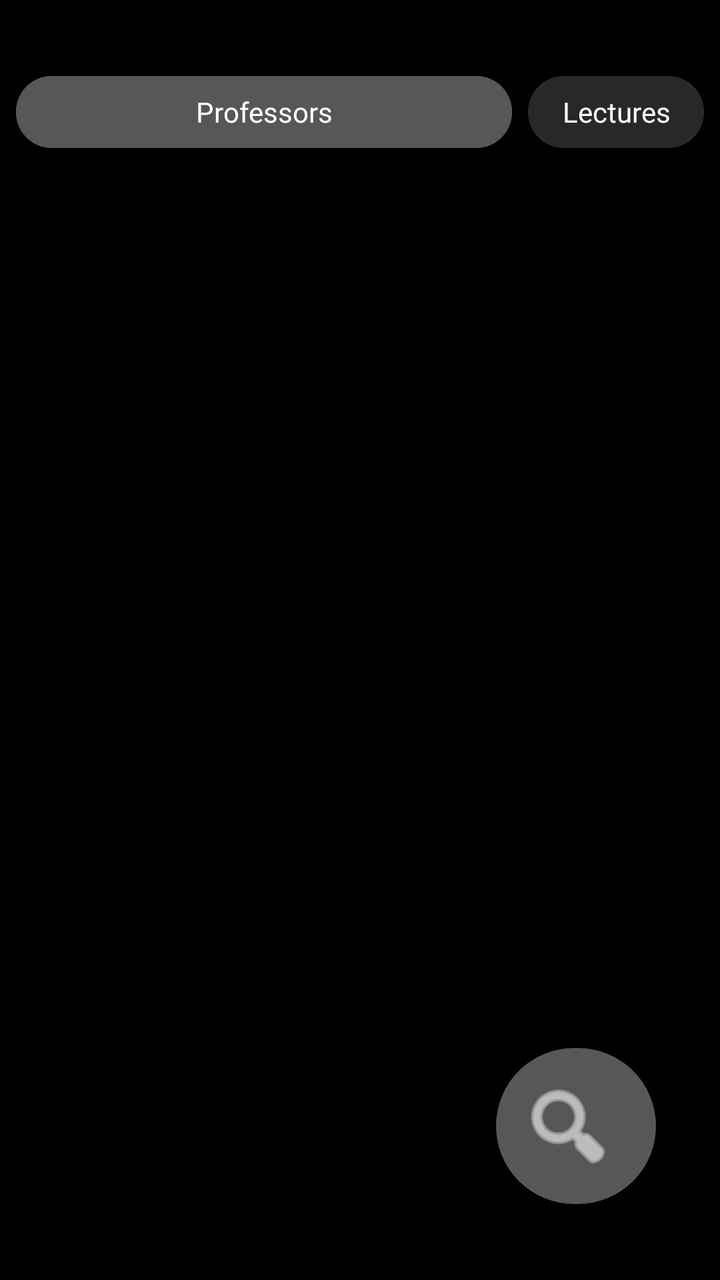
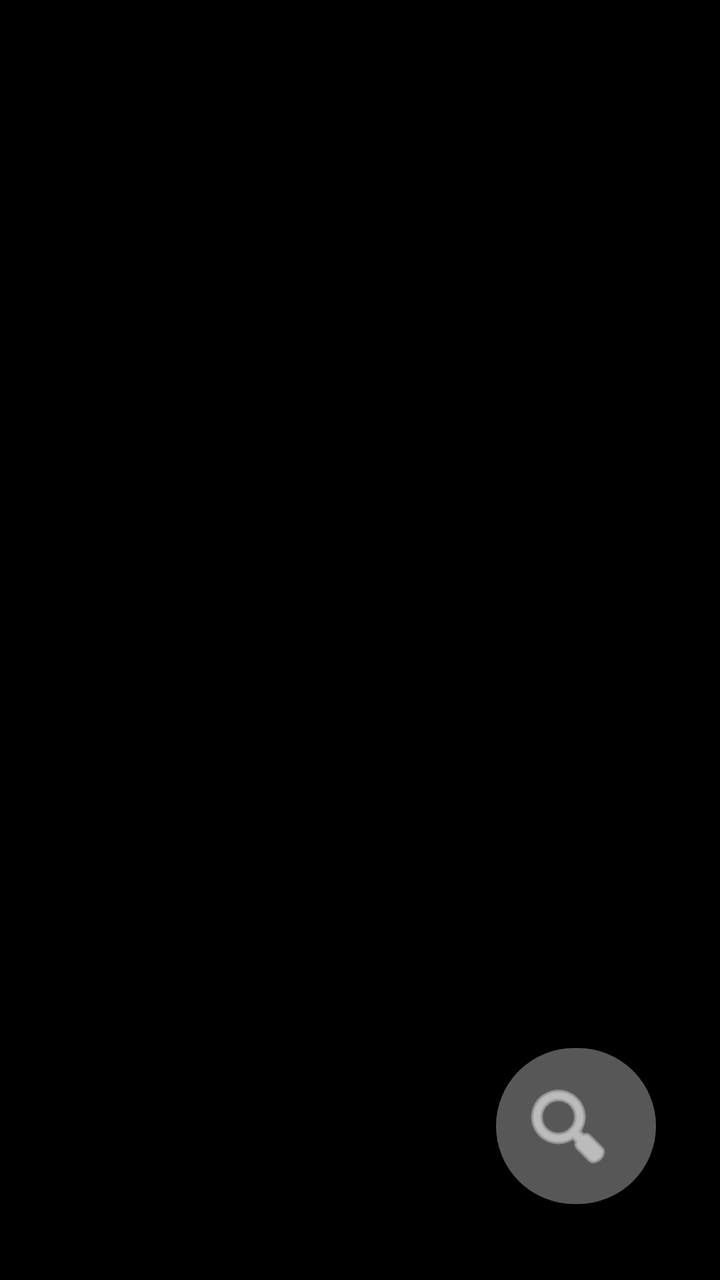

Screens rendered from an Android XML layout before and after an edit, with the pre-edit source and the edit as a unified diff.
<!-- AndroidManifest.xml: application theme Theme.MyApplication_Java -->
<!-- res/layout/fragment_prof_selection.xml -->
<?xml version="1.0" encoding="utf-8"?>
<androidx.constraintlayout.widget.ConstraintLayout xmlns:android="http://schemas.android.com/apk/res/android"
    xmlns:app="http://schemas.android.com/apk/res-auto"
    xmlns:tools="http://schemas.android.com/tools"
    android:layout_width="match_parent"
    android:layout_height="match_parent"
    android:background="#000000">


    <com.google.android.material.button.MaterialButton
        android:id="@+id/search_button"
        android:layout_width="80dp"
        android:layout_height="90dp"
        android:layout_marginEnd="32dp"
        android:layout_marginBottom="32dp"
        app:backgroundTint="#575757"
        app:cornerRadius="48dp"
        app:icon="@android:drawable/ic_menu_search"
        app:iconGravity="textStart"
        app:iconSize="50dp"
        app:iconTint="@android:color/white"
        app:layout_constraintBottom_toBottomOf="parent"
        app:layout_constraintEnd_toEndOf="parent"
        app:srcCompat="@android:drawable/ic_menu_search" />

    <com.google.android.material.button.MaterialButton
        android:id="@+id/lectures_button"
        android:layout_width="wrap_content"
        android:layout_height="wrap_content"
        android:layout_marginTop="32dp"
        android:layout_marginEnd="8dp"
        android:backgroundTint="#282828"
        style="@style/text_style"
        android:letterSpacing="0"
        android:paddingTop="8dp"
        android:paddingBottom="8dp"
        android:text="Lectures"
        android:textColor="#FFFFFF"
        android:textSize="14sp"
        app:cornerRadius="24dp"
        app:layout_constraintEnd_toEndOf="parent"
        app:layout_constraintTop_toTopOf="parent" />

    <com.google.android.material.button.MaterialButton
        android:id="@+id/profs_button"
        android:layout_width="0dp"
        android:layout_height="wrap_content"
        android:layout_marginStart="8dp"
        android:layout_marginTop="32dp"
        android:layout_marginEnd="8dp"
        android:backgroundTint="#575757"
        style="@style/text_style"
        android:letterSpacing="0"
        android:paddingTop="8dp"
        android:paddingBottom="8dp"
        android:text="Professors"
        android:textAlignment="center"
        android:textAllCaps="false"
        android:textColor="#FFFFFF"
        android:textSize="14sp"
        app:cornerRadius="24dp"
        app:layout_constraintEnd_toStartOf="@+id/lectures_button"
        app:layout_constraintStart_toStartOf="parent"
        app:layout_constraintTop_toTopOf="parent" />

    <androidx.recyclerview.widget.RecyclerView
        android:id="@+id/list"
        android:layout_width="match_parent"
        android:layout_height="match_parent"
        android:layout_marginTop="80dp"
        android:layout_marginBottom="0dp"
        app:layout_constraintBottom_toBottomOf="parent"
        app:layout_constraintEnd_toEndOf="parent"
        app:layout_constraintStart_toStartOf="parent"
        app:layout_constraintTop_toTopOf="parent" />

</androidx.constraintlayout.widget.ConstraintLayout>
<!-- resources referenced by this layout -->
<resources>
  <style name="text_style" parent="Widget.MaterialComponents.Button">
          <item name="android:fontFamily">@font/inter_bold</item>
          <item name="android:textAllCaps">false</item>
      </style>
  <style name="Theme.MyApplication_Java" parent="Theme.MaterialComponents.DayNight.NoActionBar">
          
          <item name="colorPrimary">@color/purple_500</item>
          <item name="colorPrimaryVariant">@color/purple_700</item>
          <item name="colorOnPrimary">@color/white</item>
          
          <item name="colorSecondary">@color/teal_200</item>
          <item name="colorSecondaryVariant">@color/teal_700</item>
          <item name="colorOnSecondary">@color/black</item>
          
          <item name="android:statusBarColor">?attr/colorPrimaryVariant</item>
          
      </style>
  <color name="purple_500">#FF6200EE</color>
  <color name="purple_700">#FF3700B3</color>
  <color name="white">#FFFFFFFF</color>
  <color name="teal_200">#FF03DAC5</color>
  <color name="teal_700">#FF018786</color>
  <color name="black">#FF000000</color>
</resources>

<!-- the commit's change to res/layout/fragment_prof_selection.xml (unified diff, before → after) -->
@@ -23,51 +23,13 @@
         app:layout_constraintEnd_toEndOf="parent"
         app:srcCompat="@android:drawable/ic_menu_search" />
 
-    <com.google.android.material.button.MaterialButton
-        android:id="@+id/lectures_button"
-        android:layout_width="wrap_content"
-        android:layout_height="wrap_content"
-        android:layout_marginTop="32dp"
-        android:layout_marginEnd="8dp"
-        android:backgroundTint="#282828"
-        style="@style/text_style"
-        android:letterSpacing="0"
-        android:paddingTop="8dp"
-        android:paddingBottom="8dp"
-        android:text="Lectures"
-        android:textColor="#FFFFFF"
-        android:textSize="14sp"
-        app:cornerRadius="24dp"
-        app:layout_constraintEnd_toEndOf="parent"
-        app:layout_constraintTop_toTopOf="parent" />
 
-    <com.google.android.material.button.MaterialButton
-        android:id="@+id/profs_button"
-        android:layout_width="0dp"
-        android:layout_height="wrap_content"
-        android:layout_marginStart="8dp"
-        android:layout_marginTop="32dp"
-        android:layout_marginEnd="8dp"
-        android:backgroundTint="#575757"
-        style="@style/text_style"
-        android:letterSpacing="0"
-        android:paddingTop="8dp"
-        android:paddingBottom="8dp"
-        android:text="Professors"
-        android:textAlignment="center"
-        android:textAllCaps="false"
-        android:textColor="#FFFFFF"
-        android:textSize="14sp"
-        app:cornerRadius="24dp"
-        app:layout_constraintEnd_toStartOf="@+id/lectures_button"
-        app:layout_constraintStart_toStartOf="parent"
-        app:layout_constraintTop_toTopOf="parent" />
 
     <androidx.recyclerview.widget.RecyclerView
         android:id="@+id/list"
         android:layout_width="match_parent"
         android:layout_height="match_parent"
-        android:layout_marginTop="80dp"
+        android:layout_marginTop="40dp"
         android:layout_marginBottom="0dp"
         app:layout_constraintBottom_toBottomOf="parent"
         app:layout_constraintEnd_toEndOf="parent"
<!-- resource entries referenced after the edit -->
@@ -1,9 +1,5 @@
 <!-- resources referenced by this layout -->
 <resources>
-  <style name="text_style" parent="Widget.MaterialComponents.Button">
-          <item name="android:fontFamily">@font/inter_bold</item>
-          <item name="android:textAllCaps">false</item>
-      </style>
   <style name="Theme.MyApplication_Java" parent="Theme.MaterialComponents.DayNight.NoActionBar">
           
           <item name="colorPrimary">@color/purple_500</item>
